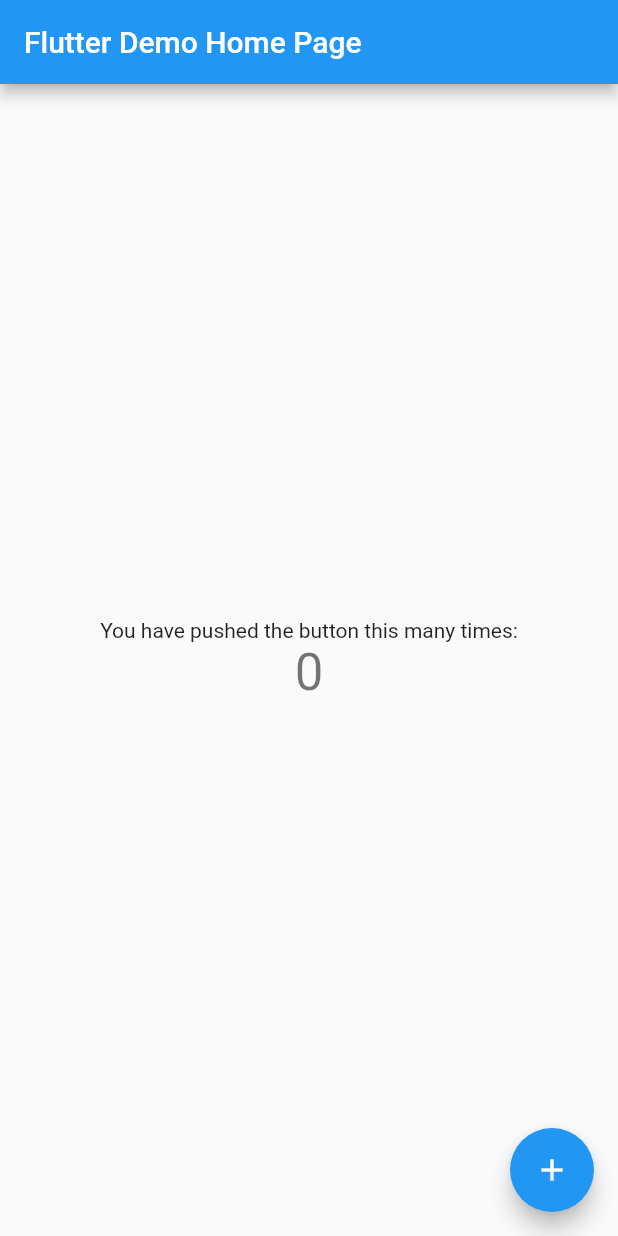
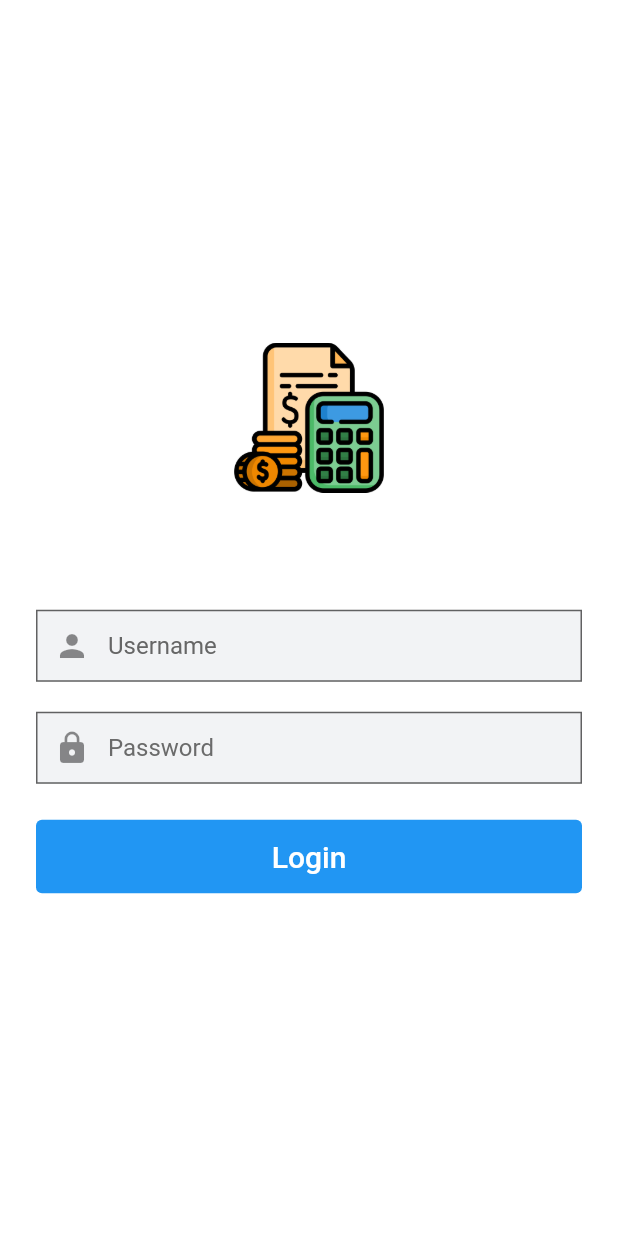
Before and after one commit to setia1011/gajiku, a Flutter app: the screen it shows after launch, on a phone screen of 412 x 824 dp. Run offline on Flutter 3.47's test engine with Material 2 defaults, Android fonts, the phone set to English and light mode, and no system bars; our stand-ins replace equatable, flutter_bloc, shared_preferences.

Commit message:
Add auth and login and access multi users or levels

```diff
--- /dev/null
+++ b/lib/blocs/auth/auth_bloc.dart
@@ -0,0 +1,47 @@
+import 'package:flutter_bloc/flutter_bloc.dart';
+import 'package:gajiku/data/repositories/userinfo_repo.dart';
+import 'package:shared_preferences/shared_preferences.dart';
+import 'package:gajiku/data/repositories/auth_repo.dart';
+import 'auth_event.dart';
+import 'auth_state.dart';
+
+
+class AuthBloc extends Bloc<AuthEvent, AuthState> {
+  AuthRepo repo;
+  UserInfoRepository userInfoRepo;
+  AuthBloc(this.repo, this.userInfoRepo): super(AuthInitial()) {
+    on<AuthEvent>((event, emit) async {
+      var pref = await SharedPreferences.getInstance();
+      if (event is LoginStartEvent) {
+        emit(LoginInitState());
+      } else if (event is LoginButtonPressed) {
+        emit(LoginLoadingState());
+        var data = await repo.login(event.username, event.password);
+        if (data['access_token'] != "") {
+          // Save access token
+          pref.setString("access_token", data['access_token']);
+          // Get access token
+          var accessToken = await pref.getString("access_token");
+          // Get user information
+          var userInfo = await userInfoRepo.detail(accessToken!);
+          // Save user information
+          pref.setString("username", userInfo['username']);
+          pref.setString("email", userInfo['email']);
+          pref.setString("name", userInfo['name']);
+          pref.setString("status", userInfo['status']);
+          pref.setInt("group_id", userInfo['group_id']);
+
+          if (pref.getInt("group_id") == 1) {
+            emit(AdminLoginSuccessState());
+          } else {
+            emit(ClientLoginSuccessState());
+          }
+        } else {
+          emit(LoginErrorState(message: "Terjadi kesalahan"));
+        }
+      } else {
+        emit(LoginErrorState(message: "Username dan/atau password tidak sesuai"));
+      }
+    });
+  }
+}
--- /dev/null
+++ b/lib/blocs/auth/auth_event.dart
@@ -0,0 +1,15 @@
+import 'package:equatable/equatable.dart';
+
+class AuthEvent extends Equatable {
+  @override
+  List<Object> get props => [];
+}
+
+class LoginStartEvent extends AuthEvent {}
+
+class LoginButtonPressed extends AuthEvent {
+  final String username;
+  final String password;
+
+  LoginButtonPressed({required this.username, required this.password});
+}
--- /dev/null
+++ b/lib/blocs/auth/auth_state.dart
@@ -0,0 +1,25 @@
+import 'package:equatable/equatable.dart';
+
+class AuthState extends Equatable {
+  @override
+  List<Object> get props => [];
+}
+
+class AuthInitial extends AuthState {}
+
+class LoginInitState extends AuthState {}
+
+class LoginLoadingState extends AuthState {}
+
+class ClientLoginSuccessState extends AuthState {}
+
+class AdminLoginSuccessState extends AuthState {}
+
+class ManagerLoginSuccessState extends AuthState {}
+
+class SuperLoginSuccessState extends AuthState {}
+
+class LoginErrorState extends AuthState {
+  final String message;
+  LoginErrorState({required this.message});
+}
--- /dev/null
+++ b/lib/data/api/api.dart
@@ -0,0 +1,6 @@
+class BaseUrl {
+  static String url = "https://api-gajiku.techack.id/v1/";
+
+  static String urlLogin = url + "user/login/";
+  static String urlUserDetail = url + "user/detail/";
+}
--- /dev/null
+++ b/lib/data/repositories/auth_repo.dart
@@ -0,0 +1,21 @@
+import 'package:http/http.dart' as http;
+import 'dart:convert';
+import '../api/api.dart';
+
+
+class AuthRepo {
+  login(String username, String password) async {
+    Map data = {"username": username, "password": password};
+    String body = json.encode(data);
+    var res = await http.post(
+        Uri.parse(BaseUrl.urlLogin),
+        headers: {"Content-Type": "application/json"},
+        body: body
+    );
+    if (res.statusCode == 200) {
+      return json.decode(res.body);
+    } else {
+      return "Terjadi kesalahan";
+    }
+  }
+}
--- a/lib/main.dart
+++ b/lib/main.dart
@@ -1,115 +1,38 @@
 import 'package:flutter/material.dart';
+import 'package:flutter_bloc/flutter_bloc.dart';
+import 'package:gajiku/presentations/ui/admin/admin.dart';
+import 'package:gajiku/presentations/ui/login/login.dart';
+import 'package:gajiku/presentations/ui/client/client.dart';
+
+import 'blocs/auth/auth_bloc.dart';
+import 'data/repositories/auth_repo.dart';
+import 'data/repositories/userinfo_repo.dart';
 
 void main() {
-  runApp(const MyApp());
+  runApp(const Gajiku());
 }
 
-class MyApp extends StatelessWidget {
-  const MyApp({Key? key}) : super(key: key);
+class Gajiku extends StatelessWidget {
+  const Gajiku({Key? key}) : super(key: key);
 
-  // This widget is the root of your application.
   @override
   Widget build(BuildContext context) {
-    return MaterialApp(
-      title: 'Flutter Demo',
-      theme: ThemeData(
-        // This is the theme of your application.
-        //
-        // Try running your application with "flutter run". You'll see the
-        // application has a blue toolbar. Then, without quitting the app, try
-        // changing the primarySwatch below to Colors.green and then invoke
-        // "hot reload" (press "r" in the console where you ran "flutter run",
-        // or simply save your changes to "hot reload" in a Flutter IDE).
-        // Notice that the counter didn't reset back to zero; the application
-        // is not restarted.
-        primarySwatch: Colors.blue,
-      ),
-      home: const MyHomePage(title: 'Flutter Demo Home Page'),
+    return MultiBlocProvider(
+        providers: [
+          BlocProvider(
+            create: (context) => AuthBloc(
+                AuthRepo(),
+                UserInfoRepository()),
+          ),
+        ],
+        child: MaterialApp(
+          initialRoute: '/',
+          routes: {
+            '/': (context) => Login(),
+            '/admin': (context) => Admin(),
+            '/client': (context) => Client()
+          },
+        )
     );
   }
 }
-
-class MyHomePage extends StatefulWidget {
-  const MyHomePage({Key? key, required this.title}) : super(key: key);
-
-  // This widget is the home page of your application. It is stateful, meaning
-  // that it has a State object (defined below) that contains fields that affect
-  // how it looks.
-
-  // This class is the configuration for the state. It holds the values (in this
-  // case the title) provided by the parent (in this case the App widget) and
-  // used by the build method of the State. Fields in a Widget subclass are
-  // always marked "final".
-
-  final String title;
-
-  @override
-  State<MyHomePage> createState() => _MyHomePageState();
-}
-
-class _MyHomePageState extends State<MyHomePage> {
-  int _counter = 0;
-
-  void _incrementCounter() {
-    setState(() {
-      // This call to setState tells the Flutter framework that something has
-      // changed in this State, which causes it to rerun the build method below
-      // so that the display can reflect the updated values. If we changed
-      // _counter without calling setState(), then the build method would not be
-      // called again, and so nothing would appear to happen.
-      _counter++;
-    });
-  }
-
-  @override
-  Widget build(BuildContext context) {
-    // This method is rerun every time setState is called, for instance as done
-    // by the _incrementCounter method above.
-    //
-    // The Flutter framework has been optimized to make rerunning build methods
-    // fast, so that you can just rebuild anything that needs updating rather
-    // than having to individually change instances of widgets.
-    return Scaffold(
-      appBar: AppBar(
-        // Here we take the value from the MyHomePage object that was created by
-        // the App.build method, and use it to set our appbar title.
-        title: Text(widget.title),
-      ),
-      body: Center(
-        // Center is a layout widget. It takes a single child and positions it
-        // in the middle of the parent.
-        child: Column(
-          // Column is also a layout widget. It takes a list of children and
-          // arranges them vertically. By default, it sizes itself to fit its
-          // children horizontally, and tries to be as tall as its parent.
-          //
-          // Invoke "debug painting" (press "p" in the console, choose the
-          // "Toggle Debug Paint" action from the Flutter Inspector in Android
-          // Studio, or the "Toggle Debug Paint" command in Visual Studio Code)
-          // to see the wireframe for each widget.
-          //
-          // Column has various properties to control how it sizes itself and
-          // how it positions its children. Here we use mainAxisAlignment to
-          // center the children vertically; the main axis here is the vertical
-          // axis because Columns are vertical (the cross axis would be
-          // horizontal).
-          mainAxisAlignment: MainAxisAlignment.center,
-          children: <Widget>[
-            const Text(
-              'You have pushed the button this many times:',
-            ),
-            Text(
-              '$_counter',
-              style: Theme.of(context).textTheme.headline4,
-            ),
-          ],
-        ),
-      ),
-      floatingActionButton: FloatingActionButton(
-        onPressed: _incrementCounter,
-        tooltip: 'Increment',
-        child: const Icon(Icons.add),
-      ), // This trailing comma makes auto-formatting nicer for build methods.
-    );
-  }
-}
--- /dev/null
+++ b/lib/presentations/ui/login/login.dart
@@ -0,0 +1,128 @@
+import 'package:flutter/material.dart';
+import 'package:flutter_bloc/flutter_bloc.dart';
+import 'package:gajiku/blocs/auth/auth_bloc.dart';
+import 'package:gajiku/blocs/auth/auth_event.dart';
+import 'package:gajiku/blocs/auth/auth_state.dart';
+
+class Login extends StatefulWidget {
+  @override
+  _UserLoginState createState() => _UserLoginState();
+}
+
+class _UserLoginState extends State<Login> {
+  TextEditingController _username = TextEditingController();
+  TextEditingController _password = TextEditingController();
+
+  AuthBloc? authBloc;
+
+  @override
+  void initState() {
+    authBloc = BlocProvider.of<AuthBloc>(context);
+    super.initState();
+  }
+
+  @override
+  Widget build(BuildContext context) {
+    final logo = Center(
+        child: Container(
+          width: double.infinity,
+          height: 100.0,
+          child: Image.asset('assets/images/budget.png'),
+        )
+    );
+
+    final msg = BlocBuilder<AuthBloc, AuthState>(
+      builder: (context, state) {
+        if (state is LoginErrorState) {
+          return Text(state.message);
+        } else if (state is LoginLoadingState) {
+          return Center(child: CircularProgressIndicator());
+        } else {
+          return Container();
+        }
+      },
+    );
+
+    final username = TextField(
+      controller: _username,
+      keyboardType: TextInputType.text,
+      autofocus: false,
+      decoration: InputDecoration(
+          prefixIcon: Icon(Icons.person),
+          filled: true,
+          fillColor: Color(0xFFF2F3F5),
+          hintStyle: TextStyle(
+              color: Color(0xFF666666)
+          ),
+          hintText: 'Username',
+          contentPadding: EdgeInsets.fromLTRB(10.0, 10.0, 20.0, 10.0),
+          border: OutlineInputBorder(borderRadius: BorderRadius.circular(0))
+      ),
+    );
+
+    final password = TextField(
+      controller: _password,
+      autofocus: false,
+      obscureText: true,
+      decoration: InputDecoration(
+          prefixIcon: Icon(Icons.lock),
+          filled: true,
+          fillColor: Color(0xFFF2F3F5),
+          hintStyle: TextStyle(
+              color: Color(0xFF6666666)
+          ),
+          hintText: "Password",
+          contentPadding: EdgeInsets.fromLTRB(10.0, 10.0, 20.0, 10.0),
+          border: OutlineInputBorder(borderRadius: BorderRadius.circular(0))
+      ),
+    );
+
+    final loginButton = Padding(
+      padding: EdgeInsets.symmetric(vertical: 0.0),
+      child: ElevatedButton(
+        style: ElevatedButton.styleFrom(
+          padding: EdgeInsets.all(13.0),
+          minimumSize: Size(0, 0),
+          elevation: 0,
+        ),
+        child: Text("Login", style: TextStyle(fontSize: 20.0)),
+        onPressed: () {
+          authBloc?.add(LoginButtonPressed(
+              username: _username.text,
+              password: _password.text
+          ));
+        },
+      ),
+    );
+
+    return Scaffold(
+      backgroundColor: Colors.white,
+      body: BlocListener<AuthBloc, AuthState>(
+        listener: (context, state) {
+          if (state is ClientLoginSuccessState) {
+            Navigator.pushNamed(context, '/client');
+          } else if (state is AdminLoginSuccessState) {
+            Navigator.pushNamed(context, '/admin');
+          }
+        },
+        child: Center(
+          child: ListView(
+            shrinkWrap: true,
+            padding: EdgeInsets.only(left: 24.0, right: 24.0),
+            children: [
+              logo,
+              SizedBox(height: 30.0),
+              msg,
+              SizedBox(height: 48.0),
+              username,
+              SizedBox(height: 20.0),
+              password,
+              SizedBox(height: 24.0),
+              loginButton
+            ],
+          ),
+        ),
+      ),
+    );
+  }
+}
```
Also changed, not shown: lib/data/repositories/userinfo_repo.dart (added, +23 -0 lines), lib/presentations/ui/admin/admin.dart (added, +92 -0 lines), lib/presentations/ui/client/client.dart (added, +131 -0 lines), pubspec.yaml (+7 -2 lines), assets/images/budget.png (added), lib/presentations/ui/index.dart (added), lib/presentations/ui/manager/manager.dart (added), lib/presentations/ui/register/register.dart (added), pubspec.lock, 2 other files.
